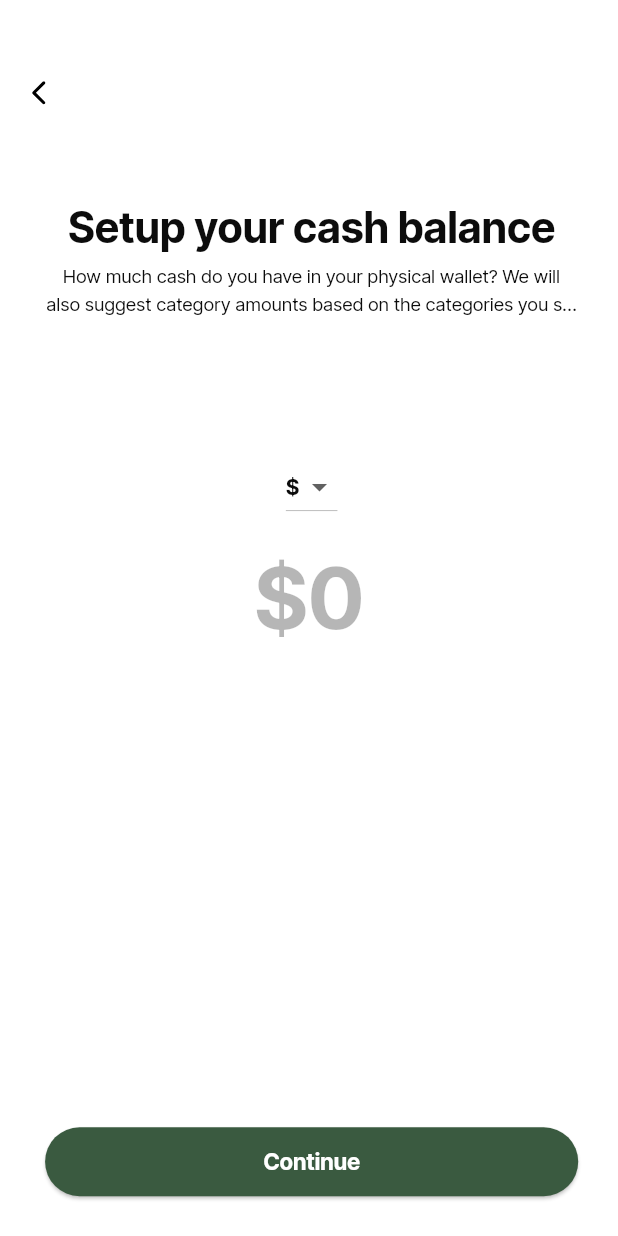
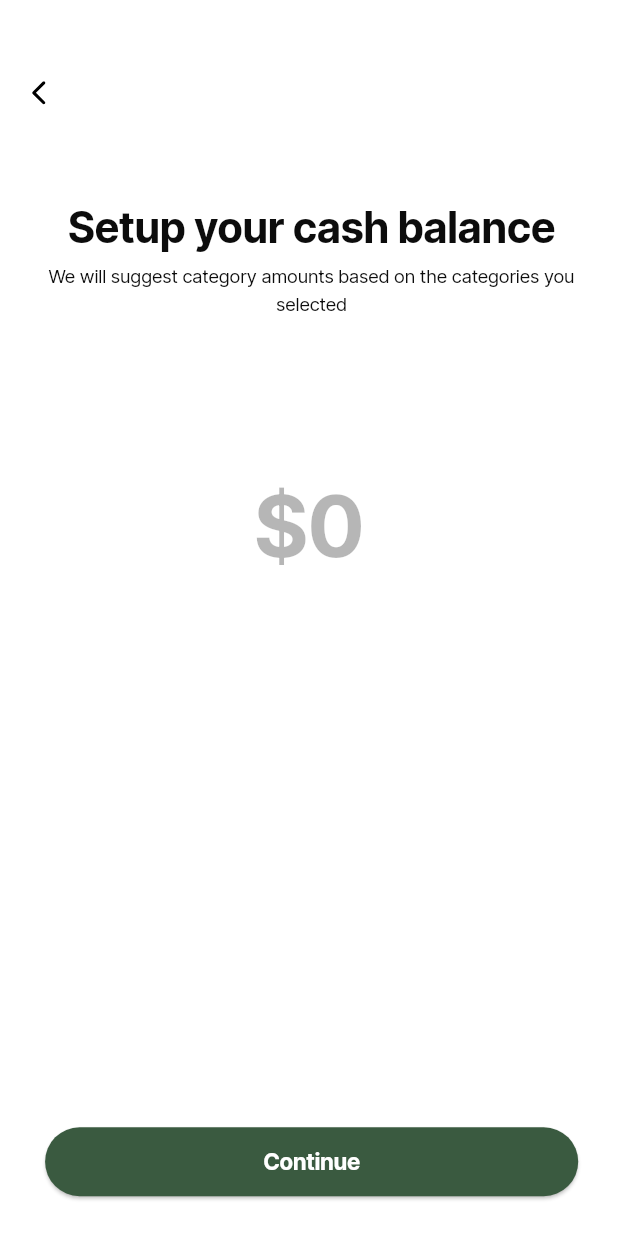
Before and after one commit to nonyonah/albus, a Flutter app: the CashBalanceSetupScreen screen opened by its route, on a phone screen of 412 x 824 dp. Run offline on Flutter 3.47's test engine with Material 3 defaults, Android fonts, the phone set to English and light mode, and no system bars; our stand-ins replace cached_network_image, cloud_firestore, connectivity_plus, equatable, firebase_auth, firebase_core and 9 more; accounts and stored records are empty; project files that could hold a hidden picture were left out.

Commit message:
fix: refactored the custom currency widget

```diff
--- a/lib/screens/cash_balance_setup_screen/cash_balance_setup_screen.dart
+++ b/lib/screens/cash_balance_setup_screen/cash_balance_setup_screen.dart
@@ -87,7 +87,7 @@ class CashBalanceSetupScreenState extends ConsumerState<CashBalanceSetupScreen>
           ),
           SizedBox(height: 4.h),
           Text(
-            'How much cash do you have in your physical wallet? We will also suggest category amounts based on the categories you selected',
+            'We will suggest category amounts based on the categories you selected',
             maxLines: 2,
             overflow: TextOverflow.ellipsis,
             textAlign: TextAlign.center,
--- a/lib/widgets/custom_currency.dart
+++ b/lib/widgets/custom_currency.dart
@@ -6,12 +6,12 @@ import '../themes/theme_helper.dart';
 
 class CurrencyInputWidget extends StatefulWidget {
   final Function(double) onChanged;
-  final List<String> currencySymbols;
+  final String currencySymbol;
 
   const CurrencyInputWidget({
     super.key,
     required this.onChanged,
-    this.currencySymbols = const ['\$', '€', '£', '₦'], // Default currencies
+    this.currencySymbol = '\$', // Default currency symbol
   });
 
   @override
@@ -22,7 +22,6 @@ class _CurrencyInputWidgetState extends State<CurrencyInputWidget> {
   late TextEditingController _controller;
   late FocusNode _focusNode;
   late NumberFormat _currencyFormat;
-  String _selectedCurrencySymbol = '\$';
 
   @override
   void initState() {
@@ -30,14 +29,16 @@ class _CurrencyInputWidgetState extends State<CurrencyInputWidget> {
     _controller = TextEditingController();
     _focusNode = FocusNode();
     _currencyFormat = NumberFormat.currency(
-      symbol: _selectedCurrencySymbol,
+      symbol: widget.currencySymbol,
       decimalDigits: 0,
     );
-    _controller.text = _currencyFormat.format(0);
+    _controller.text =
+        widget.currencySymbol + '0'; // Display the currency symbol initially
+
     _focusNode.addListener(() {
       if (_focusNode.hasFocus) {
         _controller.selection = TextSelection(
-          baseOffset: _selectedCurrencySymbol.length,
+          baseOffset: widget.currencySymbol.length,
           extentOffset: _controller.text.length,
         );
       }
@@ -51,57 +52,41 @@ class _CurrencyInputWidgetState extends State<CurrencyInputWidget> {
     super.dispose();
   }
 
-  void _onCurrencyChanged(String? newCurrency) {
-    setState(() {
-      _selectedCurrencySymbol = newCurrency!;
-      _currencyFormat = NumberFormat.currency(
-        symbol: _selectedCurrencySymbol,
-        decimalDigits: 0,
-      );
-      _controller.text = _currencyFormat.format(0);
-    });
-  }
-
   @override
   Widget build(BuildContext context) {
-    return Column(
-      crossAxisAlignment: CrossAxisAlignment.center,
-      children: [
-        DropdownButton<String>(
-          value: _selectedCurrencySymbol,
-          items: widget.currencySymbols
-              .map((symbol) => DropdownMenuItem(
-            value: symbol,
-            child: Text(symbol),
-          ))
-              .toList(),
-          onChanged: _onCurrencyChanged,
-        ),
-        TextField(
+    return TextField(
       controller: _controller,
       focusNode: _focusNode,
       keyboardType: TextInputType.number,
       textAlign: TextAlign.center,
       style: theme.textTheme.displayLarge,
-          decoration: InputDecoration(
+      decoration: const InputDecoration(
         border: InputBorder.none,
-            hintText: '${_selectedCurrencySymbol}0',
       ),
       inputFormatters: [
-            FilteringTextInputFormatter.allow(RegExp(r'^\${_selectedCurrencySymbol}?\d+')),
+        FilteringTextInputFormatter.allow(
+          RegExp(r'\d+'), // Allow only digits
+        ),
       ],
       onChanged: (value) {
+        // Remove the currency symbol and format the number
         String newValue = value.replaceAll(RegExp(r'[^\d]'), '');
         if (newValue.isEmpty) newValue = '0';
         double amount = double.parse(newValue);
-            _controller.value = _controller.value.copyWith(
-              text: _currencyFormat.format(amount),
-              selection: TextSelection.collapsed(offset: _currencyFormat.format(amount).length),
+
+        // Update the text controller with the formatted currency
+        String formattedValue = widget.currencySymbol +
+            _currencyFormat
+                .format(amount)
+                .replaceAll(widget.currencySymbol, '');
+        _controller.value = TextEditingValue(
+          text: formattedValue,
+          selection: TextSelection.collapsed(offset: formattedValue.length),
         );
+
+        // Call the onChanged callback
         widget.onChanged(amount);
       },
-        ),
-      ],
     );
   }
 }
```
Also changed, not shown: lib/widgets/custom_elevated_button.dart (+9 -11 lines), pubspec.lock. Lines whose indentation alone changed are shown as unchanged.
